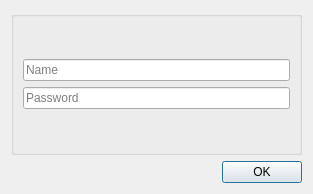
First picture: the form in src/editdialog/editdialog.ui, repository alex1701c/krunner-kwallet, before the edit.
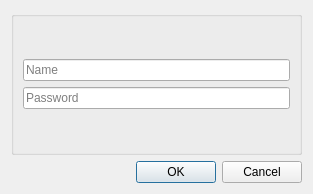
Second picture: the form after the edit. Icons and pictures are not drawn.

What changed in the file:
```diff
--- a/src/editdialog/editdialog.ui
+++ b/src/editdialog/editdialog.ui
@@ -54,7 +54,7 @@
    <item>
     <widget class="QDialogButtonBox" name="buttonBox">
      <property name="standardButtons">
-      <set>QDialogButtonBox::Ok</set>
+      <set>QDialogButtonBox::Cancel|QDialogButtonBox::Ok</set>
      </property>
     </widget>
    </item>
```
